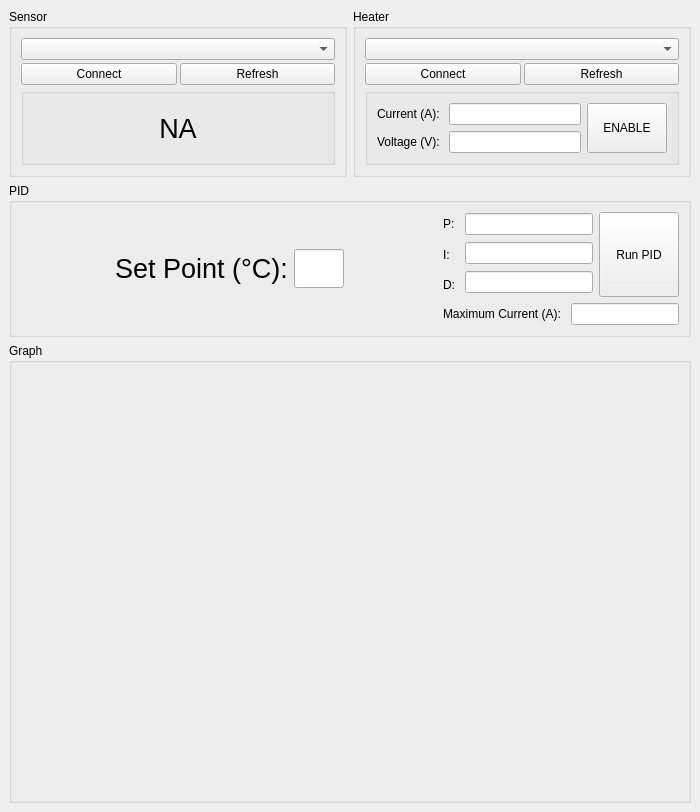
First picture: the form in UI/ember.ui, repository sukhsung/ember, before the edit.
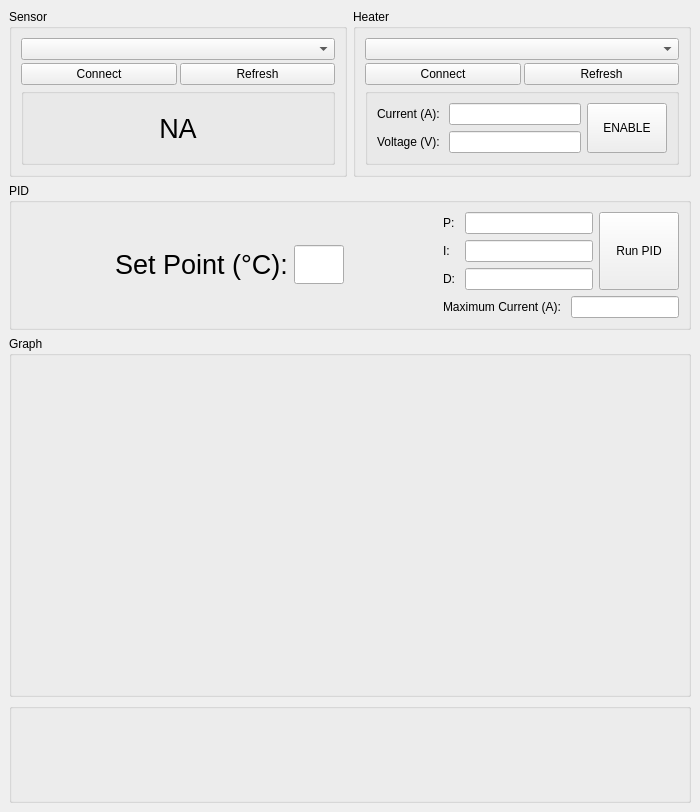
Second picture: the form after the edit.

Patch:
```diff
--- a/UI/ember.ui
+++ b/UI/ember.ui
@@ -384,6 +384,25 @@
       </property>
      </widget>
     </item>
+    <item>
+     <widget class="QGroupBox" name="group_logo">
+      <property name="sizePolicy">
+       <sizepolicy hsizetype="Preferred" vsizetype="Maximum">
+        <horstretch>0</horstretch>
+        <verstretch>0</verstretch>
+       </sizepolicy>
+      </property>
+      <property name="minimumSize">
+       <size>
+        <width>0</width>
+        <height>100</height>
+       </size>
+      </property>
+      <property name="title">
+       <string/>
+      </property>
+     </widget>
+    </item>
    </layout>
   </widget>
  </widget>
```
Left out of the diff: 2 changed lines with no effect on the pictures.
